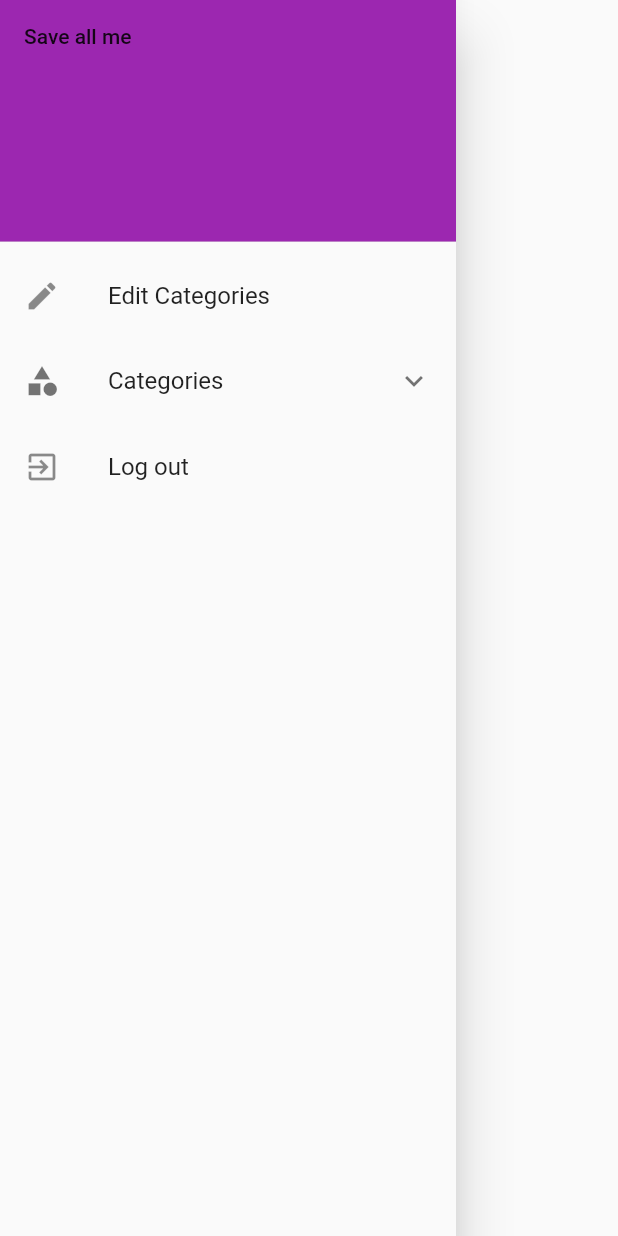
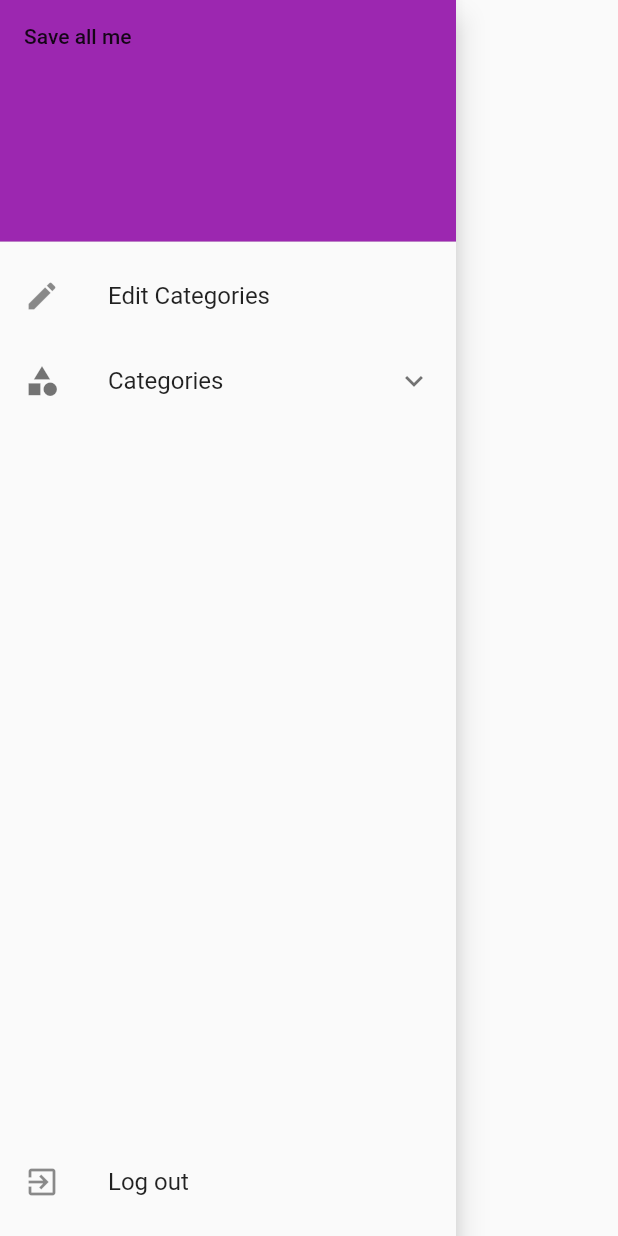
Before and after one commit to yase-hesham/save-all-me, a Flutter app: the AppDrawer widget shown alone on an empty page, opened directly, on a phone screen of 412 x 824 dp. Run offline on Flutter 3.47's test engine with Material 2 defaults, Android fonts, the phone set to English and light mode, and no system bars; our stand-ins replace cloud_firestore, firebase_auth, firebase_storage, google_fonts, image_picker; accounts and stored records are empty.

```diff
--- a/lib/providers/categories.dart
+++ b/lib/providers/categories.dart
@@ -198,6 +198,7 @@ class Categories with ChangeNotifier {
     String id,
   ) async {
     Category cat = findCategoryById(id);
+    cat.items.map((item)=>deleteFile(item.imageUrl));
     await databaseReference
         .collection('categories/$userId/cats')
         .document('${cat.id}')
--- a/lib/widgets/app_drawer.dart
+++ b/lib/widgets/app_drawer.dart
@@ -12,11 +12,16 @@ class AppDrawer extends StatelessWidget {
   Widget build(BuildContext context) {
     final categories = Provider.of<Categories>(context).getCategories;
     return Drawer(
-      child: ListView(
+      elevation: 8,
+      child: Column(
         children: <Widget>[
-          DrawerHeader(
+          Container(
+            width: double.infinity,
+            child: DrawerHeader(
               child: Text('Save all me'),
               decoration: BoxDecoration(color: Theme.of(context).primaryColor),
+
+            ),
           ),
            ListTile(
             leading: const Icon(Icons.edit),
@@ -31,7 +36,9 @@ class AppDrawer extends StatelessWidget {
             children:
                 categories.map((item) => DrawerCategoryItem(item)).toList(),
           ),
-          Align(alignment: Alignment.bottomLeft,
+          Spacer(),
+          Container(
+            margin: EdgeInsets.only(bottom: 8),
             child: ListTile(
               leading: Icon(Icons.exit_to_app),
               title: Text('Log out'),
@@ -40,7 +47,8 @@ class AppDrawer extends StatelessWidget {
                 Provider.of<AuthService>(context,listen: false).logout();
 
               },
-          ),)
+            ),
+          )
         ],
       ),
     );
--- a/lib/widgets/category_item_widget.dart
+++ b/lib/widgets/category_item_widget.dart
@@ -24,7 +24,7 @@ class CategoryItemWidget extends StatelessWidget {
       },
       child: Container(
         width: deviceScreen.width * .4,
-        height: deviceScreen.width * .5,
+        height: deviceScreen.width * .2,
         child: Card(
           shape: RoundedRectangleBorder(borderRadius: BorderRadius.circular(8)),
           elevation: 8,
@@ -46,7 +46,7 @@ class CategoryItemWidget extends StatelessWidget {
                 left: 0,
                 right: 0,
                 child: Container(
-                  height: 40,
+                  height: 30,
                   decoration: BoxDecoration(
                     border: Border.all(color: Colors.purple),
                     color: Colors.white,
--- a/lib/widgets/category_widget.dart
+++ b/lib/widgets/category_widget.dart
@@ -47,9 +47,9 @@ class CategoryWidget extends StatelessWidget {
                   FlatButton.icon(
                     label: Text('Add Item',style: TextStyle(color: Theme.of(context).primaryColor),),
                       icon: Icon(
-                        Icons.add_circle,
+                        Icons.add,
                         color: Theme.of(context).primaryColor,
-                        size: 22,
+                        size: 20,
                       ),
                       onPressed: () {
                         Navigator.pushNamed(context, AddItemScreen.routeName,
@@ -81,7 +81,7 @@ class CategoryWidget extends StatelessWidget {
                       padding: EdgeInsets.symmetric(horizontal: 8),
                       margin: EdgeInsets.symmetric(horizontal: 2),
                       height: deviceScreen.height * .25,
-                      child: Center(child: Text('No items')))
+                      child: Center(child: Text('No items',style: TextStyle(fontFamily: 'MyHappyEnding',fontSize: 30),)))
               : Container(
                   decoration: BoxDecoration(
                     borderRadius: BorderRadius.only(
```
Also changed, not shown: lib/screens/authenticate_screen.dart (+6 -15 lines), lib/screens/categories_overview_screen.dart (+18 -14 lines), lib/widgets/edit_category_item.dart (+17 -0 lines). Lines whose indentation alone changed are shown as unchanged.
